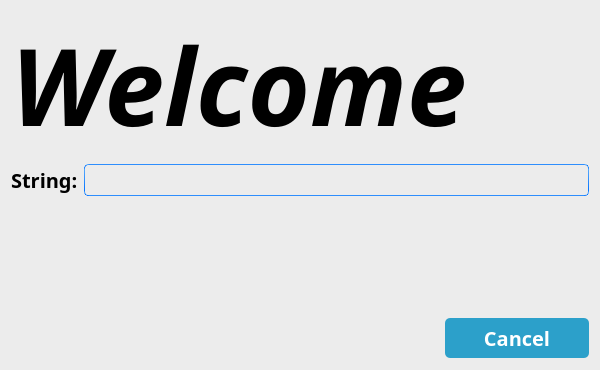
Before: the Qt Designer form Lab2.ui in MIJO7317/Lab2, drawn with Qt 5.
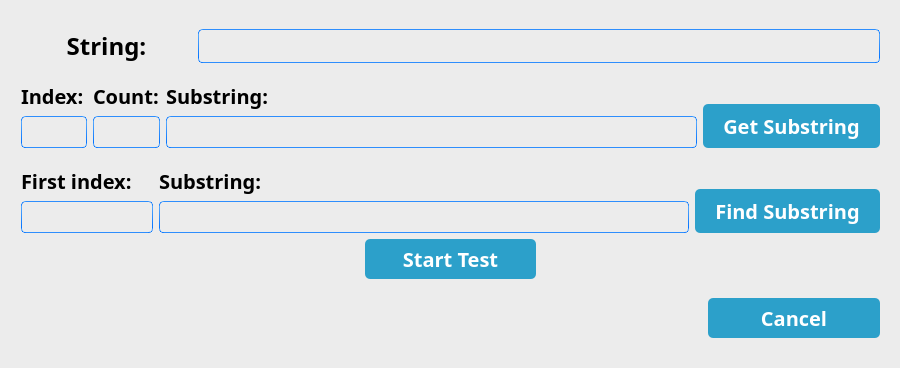
After: the same form once the commit is applied. Icons and pictures are not drawn.

Diff of the .ui file:
```diff
--- a/Lab2.ui
+++ b/Lab2.ui
@@ -9,8 +9,8 @@
    <rect>
     <x>0</x>
     <y>0</y>
-    <width>600</width>
-    <height>370</height>
+    <width>900</width>
+    <height>368</height>
    </rect>
   </property>
   <property name="sizePolicy">
@@ -1010,118 +1010,343 @@
 }
 </string>
   </property>
-  <layout class="QGridLayout" name="gridLayout" rowstretch="30,10,50,10">
-   <item row="3" column="0">
-    <layout class="QHBoxLayout" name="horizontalLayout" stretch="60,20">
-     <property name="spacing">
-      <number>10</number>
-     </property>
-     <property name="sizeConstraint">
-      <enum>QLayout::SetMinAndMaxSize</enum>
-     </property>
-     <property name="topMargin">
-      <number>0</number>
-     </property>
-     <property name="bottomMargin">
-      <number>1</number>
-     </property>
-     <item>
-      <spacer name="horizontalSpacer">
-       <property name="sizePolicy">
-        <sizepolicy hsizetype="Preferred" vsizetype="Minimum">
-         <horstretch>0</horstretch>
-         <verstretch>0</verstretch>
-        </sizepolicy>
-       </property>
-       <property name="orientation">
-        <enum>Qt::Horizontal</enum>
-       </property>
-       <property name="sizeType">
-        <enum>QSizePolicy::Preferred</enum>
-       </property>
-       <property name="sizeHint" stdset="0">
-        <size>
-         <width>40</width>
-         <height>20</height>
-        </size>
-       </property>
-      </spacer>
-     </item>
-     <item>
-      <widget class="QPushButton" name="Cancel">
-       <property name="sizePolicy">
-        <sizepolicy hsizetype="Minimum" vsizetype="Preferred">
-         <horstretch>0</horstretch>
-         <verstretch>0</verstretch>
-        </sizepolicy>
-       </property>
-       <property name="text">
-        <string>Cancel</string>
-       </property>
-      </widget>
-     </item>
-    </layout>
-   </item>
-   <item row="0" column="0">
-    <widget class="QLabel" name="label">
-     <property name="font">
-      <font>
-       <family>Palace Script MT</family>
-       <pointsize>80</pointsize>
-       <weight>75</weight>
-       <italic>true</italic>
-       <bold>true</bold>
-      </font>
-     </property>
-     <property name="text">
-      <string>Welcome</string>
-     </property>
-    </widget>
-   </item>
-   <item row="1" column="0">
-    <layout class="QFormLayout" name="formLayout">
-     <item row="0" column="0">
-      <widget class="QLabel" name="label_2">
-       <property name="sizePolicy">
-        <sizepolicy hsizetype="Preferred" vsizetype="Expanding">
-         <horstretch>0</horstretch>
-         <verstretch>0</verstretch>
-        </sizepolicy>
-       </property>
-       <property name="text">
-        <string>String:</string>
-       </property>
-      </widget>
-     </item>
-     <item row="0" column="1">
-      <widget class="QLineEdit" name="lineEdit">
-       <property name="sizePolicy">
-        <sizepolicy hsizetype="Expanding" vsizetype="Expanding">
-         <horstretch>0</horstretch>
-         <verstretch>0</verstretch>
-        </sizepolicy>
-       </property>
-      </widget>
-     </item>
-    </layout>
-   </item>
-   <item row="2" column="0">
-    <spacer name="verticalSpacer">
-     <property name="orientation">
-      <enum>Qt::Vertical</enum>
-     </property>
-     <property name="sizeType">
-      <enum>QSizePolicy::Preferred</enum>
-     </property>
-     <property name="sizeHint" stdset="0">
-      <size>
-       <width>20</width>
-       <height>40</height>
-      </size>
-     </property>
-    </spacer>
-   </item>
-  </layout>
+  <widget class="QWidget" name="">
+   <property name="geometry">
+    <rect>
+     <x>10</x>
+     <y>18</y>
+     <width>881</width>
+     <height>331</height>
+    </rect>
+   </property>
+   <layout class="QVBoxLayout" name="verticalLayout_5" stretch="10,10,20,10,20,10,10,10">
+    <item>
+     <layout class="QHBoxLayout" name="horizontalLayout_3" stretch="20,80">
+      <item>
+       <widget class="QLabel" name="label_2">
+        <property name="sizePolicy">
+         <sizepolicy hsizetype="Preferred" vsizetype="Expanding">
+          <horstretch>0</horstretch>
+          <verstretch>0</verstretch>
+         </sizepolicy>
+        </property>
+        <property name="text">
+         <string>&lt;html&gt;&lt;head/&gt;&lt;body&gt;&lt;p align=&quot;center&quot;&gt;&lt;span style=&quot; font-size:18pt; font-weight:600;&quot;&gt;String:&lt;/span&gt;&lt;/p&gt;&lt;/body&gt;&lt;/html&gt;</string>
+        </property>
+       </widget>
+      </item>
+      <item>
+       <widget class="QLineEdit" name="String">
+        <property name="sizePolicy">
+         <sizepolicy hsizetype="Expanding" vsizetype="Preferred">
+          <horstretch>0</horstretch>
+          <verstretch>0</verstretch>
+         </sizepolicy>
+        </property>
+       </widget>
+      </item>
+     </layout>
+    </item>
+    <item>
+     <spacer name="verticalSpacer_3">
+      <property name="orientation">
+       <enum>Qt::Vertical</enum>
+      </property>
+      <property name="sizeHint" stdset="0">
+       <size>
+        <width>20</width>
+        <height>40</height>
+       </size>
+      </property>
+     </spacer>
+    </item>
+    <item>
+     <layout class="QHBoxLayout" name="horizontalLayout_8" stretch="80,20">
+      <item>
+       <layout class="QVBoxLayout" name="verticalLayout_2" stretch="1,2">
+        <item>
+         <layout class="QHBoxLayout" name="horizontalLayout" stretch="10,10,80">
+          <item>
+           <widget class="QLabel" name="label_3">
+            <property name="text">
+             <string>Index:</string>
+            </property>
+           </widget>
+          </item>
+          <item>
+           <widget class="QLabel" name="label_4">
+            <property name="text">
+             <string>Count:</string>
+            </property>
+           </widget>
+          </item>
+          <item>
+           <widget class="QLabel" name="label_5">
+            <property name="text">
+             <string>Substring:</string>
+            </property>
+           </widget>
+          </item>
+         </layout>
+        </item>
+        <item>
+         <layout class="QHBoxLayout" name="horizontalLayout_7" stretch="10,10,80">
+          <item>
+           <widget class="QLineEdit" name="Index">
+            <property name="sizePolicy">
+             <sizepolicy hsizetype="Expanding" vsizetype="Preferred">
+              <horstretch>0</horstretch>
+              <verstretch>0</verstretch>
+             </sizepolicy>
+            </property>
+            <property name="inputMask">
+             <string/>
+            </property>
+           </widget>
+          </item>
+          <item>
+           <widget class="QLineEdit" name="Count">
+            <property name="sizePolicy">
+             <sizepolicy hsizetype="Expanding" vsizetype="Preferred">
+              <horstretch>0</horstretch>
+              <verstretch>0</verstretch>
+             </sizepolicy>
+            </property>
+           </widget>
+          </item>
+          <item>
+           <widget class="QLineEdit" name="SubstringGet">
+            <property name="sizePolicy">
+             <sizepolicy hsizetype="Expanding" vsizetype="Preferred">
+              <horstretch>0</horstretch>
+              <verstretch>0</verstretch>
+             </sizepolicy>
+            </property>
+            <property name="readOnly">
+             <bool>true</bool>
+            </property>
+           </widget>
+          </item>
+         </layout>
+        </item>
+       </layout>
+      </item>
+      <item>
+       <layout class="QVBoxLayout" name="verticalLayout_3" stretch="1,2">
+        <item>
+         <spacer name="horizontalSpacer_4">
+          <property name="orientation">
+           <enum>Qt::Horizontal</enum>
+          </property>
+          <property name="sizeHint" stdset="0">
+           <size>
+            <width>40</width>
+            <height>20</height>
+           </size>
+          </property>
+         </spacer>
+        </item>
+        <item>
+         <widget class="QPushButton" name="GetButton">
+          <property name="sizePolicy">
+           <sizepolicy hsizetype="Minimum" vsizetype="Preferred">
+            <horstretch>0</horstretch>
+            <verstretch>0</verstretch>
+           </sizepolicy>
+          </property>
+          <property name="text">
+           <string>Get Substring</string>
+          </property>
+         </widget>
+        </item>
+       </layout>
+      </item>
+     </layout>
+    </item>
+    <item>
+     <spacer name="verticalSpacer_2">
+      <property name="orientation">
+       <enum>Qt::Vertical</enum>
+      </property>
+      <property name="sizeHint" stdset="0">
+       <size>
+        <width>20</width>
+        <height>40</height>
+       </size>
+      </property>
+     </spacer>
+    </item>
+    <item>
+     <layout class="QHBoxLayout" name="horizontalLayout_9" stretch="80,20">
+      <item>
+       <layout class="QVBoxLayout" name="verticalLayout" stretch="1,2">
+        <item>
+         <layout class="QHBoxLayout" name="horizontalLayout_2" stretch="20,80">
+          <item>
+           <widget class="QLabel" name="label_6">
+            <property name="text">
+             <string>First index:</string>
+            </property>
+           </widget>
+          </item>
+          <item>
+           <widget class="QLabel" name="label_7">
+            <property name="text">
+             <string>Substring:</string>
+            </property>
+           </widget>
+          </item>
+         </layout>
+        </item>
+        <item>
+         <layout class="QHBoxLayout" name="horizontalLayout_6" stretch="20,80">
+          <item>
+           <widget class="QLineEdit" name="FirstIndex">
+            <property name="sizePolicy">
+             <sizepolicy hsizetype="Expanding" vsizetype="Preferred">
+              <horstretch>0</horstretch>
+              <verstretch>0</verstretch>
+             </sizepolicy>
+            </property>
+            <property name="readOnly">
+             <bool>true</bool>
+            </property>
+           </widget>
+          </item>
+          <item>
+           <widget class="QLineEdit" name="SubstringFind">
+            <property name="sizePolicy">
+             <sizepolicy hsizetype="Expanding" vsizetype="Preferred">
+              <horstretch>0</horstretch>
+              <verstretch>0</verstretch>
+             </sizepolicy>
+            </property>
+           </widget>
+          </item>
+         </layout>
+        </item>
+       </layout>
+      </item>
+      <item>
+       <layout class="QVBoxLayout" name="verticalLayout_4" stretch="1,2">
+        <item>
+         <spacer name="horizontalSpacer_5">
+          <property name="orientation">
+           <enum>Qt::Horizontal</enum>
+          </property>
+          <property name="sizeHint" stdset="0">
+           <size>
+            <width>40</width>
+            <height>20</height>
+           </size>
+          </property>
+         </spacer>
+        </item>
+        <item>
+         <widget class="QPushButton" name="FindButton">
+          <property name="sizePolicy">
+           <sizepolicy hsizetype="Minimum" vsizetype="Preferred">
+            <horstretch>0</horstretch>
+            <verstretch>0</verstretch>
+           </sizepolicy>
+          </property>
+          <property name="text">
+           <string>Find Substring</string>
+          </property>
+         </widget>
+        </item>
+       </layout>
+      </item>
+     </layout>
+    </item>
+    <item>
+     <layout class="QHBoxLayout" name="horizontalLayout_5" stretch="40,20,40">
+      <item>
+       <spacer name="horizontalSpacer">
+        <property name="orientation">
+         <enum>Qt::Horizontal</enum>
+        </property>
+        <property name="sizeHint" stdset="0">
+         <size>
+          <width>40</width>
+          <height>20</height>
+         </size>
+        </property>
+       </spacer>
+      </item>
+      <item>
+       <widget class="QPushButton" name="TestButton">
+        <property name="sizePolicy">
+         <sizepolicy hsizetype="Minimum" vsizetype="Preferred">
+          <horstretch>0</horstretch>
+          <verstretch>0</verstretch>
+         </sizepolicy>
+        </property>
+        <property name="text">
+         <string>Start Test</string>
+        </property>
+       </widget>
+      </item>
+      <item>
+       <spacer name="horizontalSpacer_3">
+        <property name="orientation">
+         <enum>Qt::Horizontal</enum>
+        </property>
+        <property name="sizeHint" stdset="0">
+         <size>
+          <width>40</width>
+          <height>20</height>
+         </size>
+        </property>
+       </spacer>
+      </item>
+     </layout>
+    </item>
+    <item>
+     <spacer name="verticalSpacer">
+      <property name="orientation">
+       <enum>Qt::Vertical</enum>
+      </property>
+      <property name="sizeHint" stdset="0">
+       <size>
+        <width>20</width>
+        <height>40</height>
+       </size>
+      </property>
+     </spacer>
+    </item>
+    <item>
+     <layout class="QHBoxLayout" name="horizontalLayout_4" stretch="80,20">
+      <item>
+       <spacer name="horizontalSpacer_2">
+        <property name="orientation">
+         <enum>Qt::Horizontal</enum>
+        </property>
+        <property name="sizeHint" stdset="0">
+         <size>
+          <width>349</width>
+          <height>19</height>
+         </size>
+        </property>
+       </spacer>
+      </item>
+      <item>
+       <widget class="QPushButton" name="Cancel">
+        <property name="sizePolicy">
+         <sizepolicy hsizetype="Preferred" vsizetype="Preferred">
+          <horstretch>0</horstretch>
+          <verstretch>0</verstretch>
+         </sizepolicy>
+        </property>
+        <property name="text">
+         <string>Cancel</string>
+        </property>
+       </widget>
+      </item>
+     </layout>
+    </item>
+   </layout>
+  </widget>
  </widget>
  <layoutdefault spacing="6" margin="11"/>
  <resources>
```
Left out of the diff: 6 changed lines with no effect on the pictures.
